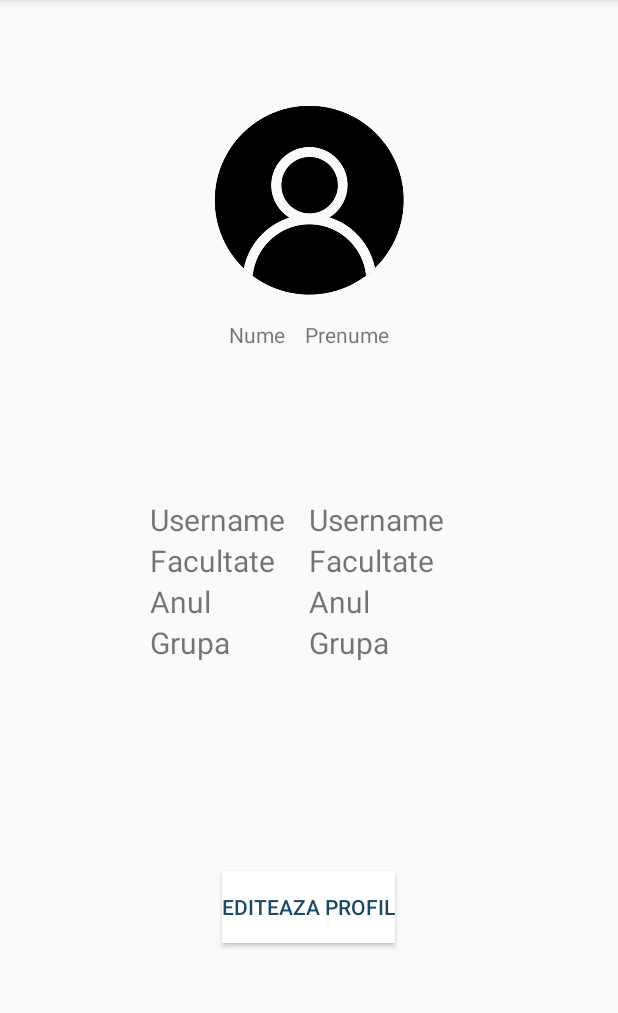
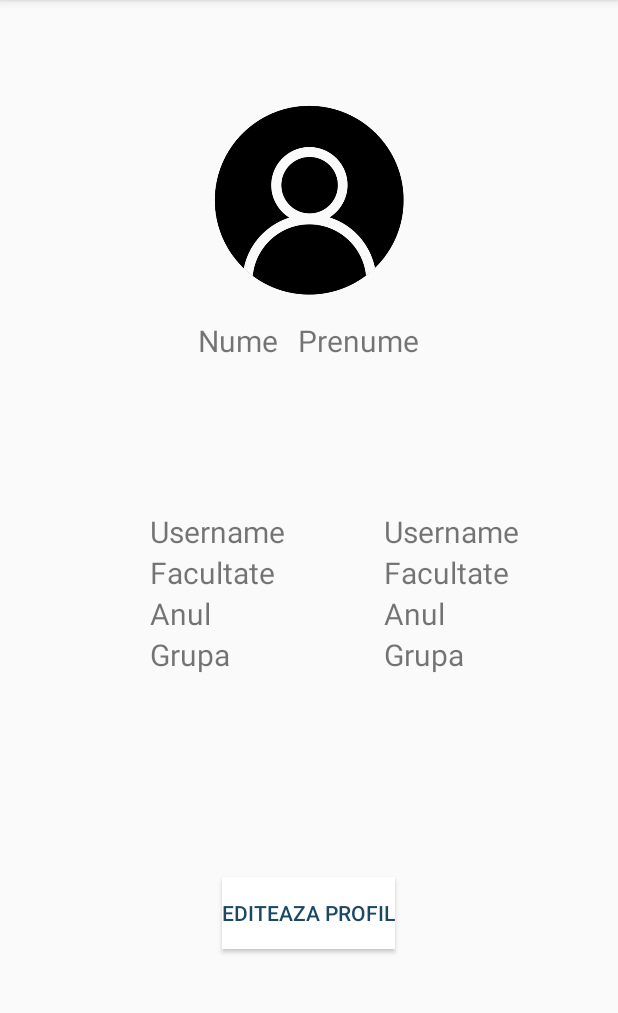
Before and after one commit to georgipaler/FinalCODEdown, an Android app: the layout activity_profile.xml on its own in the app's theme, with its tools: preview values and no code run, on a phone screen of 412 x 824 dp, the part 84-1097 px from its top. Run offline under Robolectric (Android 15) with nearby library versions, the phone set to English and light mode, and no system bars.

Commit message:
refactoring Profile page

```diff
--- a/app/src/main/AndroidManifest.xml
+++ b/app/src/main/AndroidManifest.xml
@@ -9,7 +9,7 @@
         android:roundIcon="@mipmap/ic_launcher_round"
         android:supportsRtl="true"
         android:theme="@style/AppTheme">
-        <activity android:name=".EditProfile">
+        <activity android:name=".Meniu">
             <intent-filter>
                 <action android:name="android.intent.action.MAIN" />
 
--- a/app/src/main/res/layout/activity_profile.xml
+++ b/app/src/main/res/layout/activity_profile.xml
@@ -4,7 +4,7 @@
     xmlns:tools="http://schemas.android.com/tools"
     android:layout_width="match_parent"
     android:layout_height="match_parent"
-    tools:context=".Profile"
+    tools:context=".EditProfile"
     android:orientation="vertical">
 
 
@@ -31,11 +31,13 @@
                 android:layout_height="wrap_content"
                 android:text="@string/nume"
                 android:paddingRight="20px"
+                android:textSize="20dp"
                 />
             <TextView
                 android:layout_width="wrap_content"
                 android:layout_height="wrap_content"
-                android:text="@string/prenume"/>
+                android:text="@string/prenume"
+                android:textSize="20dp"/>
         </LinearLayout>
 
     </LinearLayout>
@@ -43,92 +45,123 @@
     <LinearLayout
         android:layout_width="fill_parent"
         android:layout_height="wrap_content"
-        android:orientation="horizontal"
+        android:orientation="vertical"
         android:paddingTop="150px"
-        android:weightSum="1.0"
 
         >
 
         <LinearLayout
-            android:layout_weight=".5"
-            android:layout_width="0dip"
-            android:layout_height="match_parent"
-            android:orientation="vertical"
+            android:layout_height="wrap_content"
+            android:layout_width="fill_parent"
+            android:orientation="horizontal"
+            android:weightSum="1.0"
             android:paddingLeft="150px"
             >
 
             <TextView
+                android:id="@+id/usernameTV"
+                android:layout_height="wrap_content"
+                android:layout_weight=".5"
+                android:text="@string/username"
+                android:layout_width="0dip"
+                android:textSize="20dp" />
+
+            <TextView
                 android:id="@+id/username"
-                android:layout_width="match_parent"
+                android:layout_width="0dip"
+                android:layout_weight=".5"
                 android:layout_height="wrap_content"
                 android:text="@string/username"
                 android:textSize="20dp"
                 />
 
+
+        </LinearLayout>
+
+        <LinearLayout
+            android:layout_height="wrap_content"
+            android:layout_width="fill_parent"
+            android:orientation="horizontal"
+            android:weightSum="1.0"
+            android:paddingLeft="150px"
+            >
+
+            <TextView
+                android:id="@+id/facultateTV"
+                android:layout_height="wrap_content"
+                android:layout_weight=".5"
+                android:text="@string/facultate"
+                android:layout_width="0dip"
+                android:textSize="20dp" />
+
             <TextView
                 android:id="@+id/facultate"
-                android:layout_width="match_parent"
+                android:layout_width="0dip"
+                android:layout_weight=".5"
                 android:layout_height="wrap_content"
                 android:text="@string/facultate"
                 android:textSize="20dp"
                 />
+
+
+        </LinearLayout>
+
+        <LinearLayout
+            android:layout_height="wrap_content"
+            android:layout_width="fill_parent"
+            android:orientation="horizontal"
+            android:weightSum="1.0"
+            android:paddingLeft="150px"
+            >
+
+            <TextView
+                android:id="@+id/anTV"
+                android:layout_height="wrap_content"
+                android:layout_weight=".5"
+                android:text="@string/an"
+                android:layout_width="0dip"
+                android:textSize="20dp" />
+
             <TextView
                 android:id="@+id/an"
-                android:layout_width="match_parent"
+                android:layout_width="0dip"
+                android:layout_weight=".5"
                 android:layout_height="wrap_content"
                 android:text="@string/an"
                 android:textSize="20dp"
                 />
 
+
+        </LinearLayout>
+
+        <LinearLayout
+            android:layout_height="wrap_content"
+            android:layout_width="fill_parent"
+            android:orientation="horizontal"
+            android:weightSum="1.0"
+            android:paddingLeft="150px"
+            >
+
+            <TextView
+                android:id="@+id/grupaTV"
+                android:layout_height="wrap_content"
+                android:layout_weight=".5"
+                android:text="@string/grupa"
+                android:layout_width="0dip"
+                android:textSize="20dp" />
+
             <TextView
                 android:id="@+id/grupa"
-                android:layout_width="match_parent"
+                android:layout_width="0dip"
+                android:layout_weight=".5"
                 android:layout_height="wrap_content"
                 android:text="@string/grupa"
                 android:textSize="20dp"
                 />
-        </LinearLayout>
-
-        <LinearLayout
-            android:layout_weight=".5"
-            android:layout_width="0dip"
-            android:layout_height="match_parent"
-            android:orientation="vertical">
-
-            <TextView
-                android:id="@+id/usernameTV"
-                android:layout_width="match_parent"
-                android:layout_height="wrap_content"
-                android:text="@string/username"
-                android:textSize="20dp"
-                />
-
-            <TextView
-                android:id="@+id/facultateTV"
-                android:layout_width="match_parent"
-                android:layout_height="wrap_content"
-                android:text="@string/facultate"
-                android:textSize="20dp"
-                />
-            <TextView
-                android:id="@+id/anTV"
-                android:layout_width="match_parent"
-                android:layout_height="wrap_content"
-                android:text="@string/an"
-                android:textSize="20dp"
-                />
-
-            <TextView
-                android:id="@+id/grupaTV"
-                android:layout_width="match_parent"
-                android:layout_height="wrap_content"
-                android:text="@string/grupa"
-                android:textSize="20dp"
-                />
-        </LinearLayout>
 
 
-    </LinearLayout>
+        </LinearLayout>
+</LinearLayout>
 
     <LinearLayout
         android:layout_width="match_parent"
```
